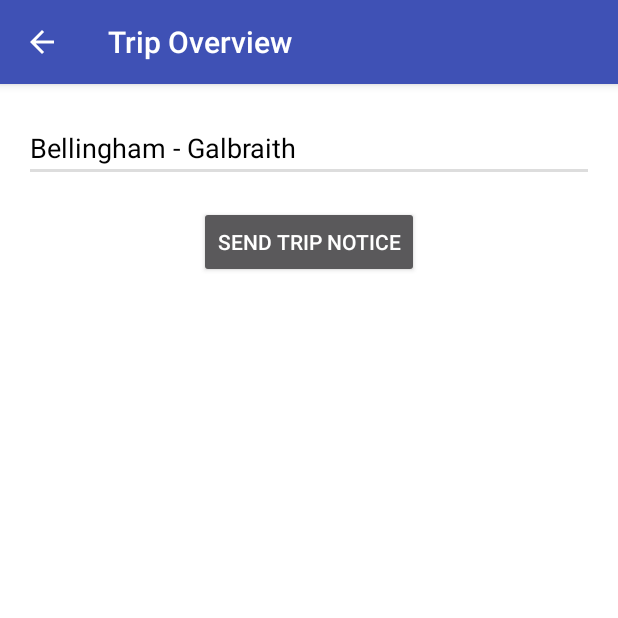
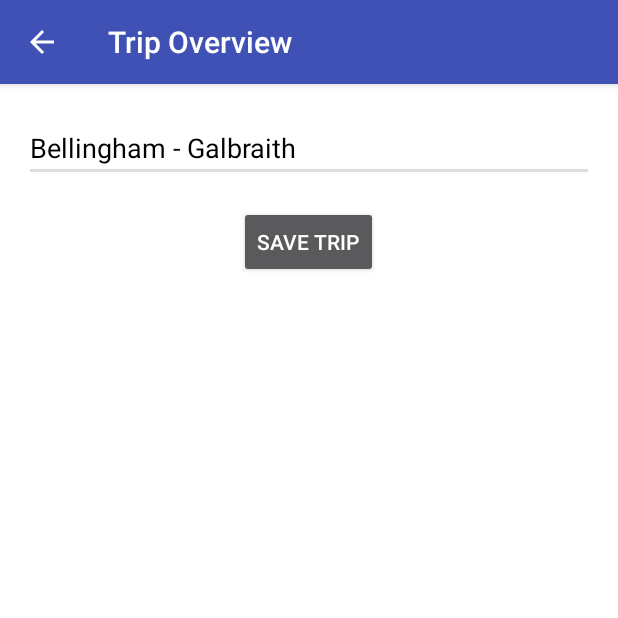
Before and after one commit to rottenb/SimpleCheck-In, an Android app: the screen it shows after launch (TripDetailActivity), after a tap on "Bellingham - Galbraith", on a phone screen of 412 x 824 dp, the top half of it. Run offline under Robolectric (Android 15) with nearby library versions, the phone set to English and light mode, and no system bars; 1 other tap on this screen came first.

Commit message:
truckin along

```diff
--- a/app/src/main/java/com/brianmk/simplecheck_in/MainActivity.java
+++ b/app/src/main/java/com/brianmk/simplecheck_in/MainActivity.java
@@ -17,20 +17,13 @@ import java.util.Arrays;
 import java.util.List;
 
 public class MainActivity extends AppCompatActivity {
-
-    private final String LOG_TAG = MainActivity.class.getSimpleName();
+    private final static String LOG_TAG = MainActivity.class.getSimpleName();
 
     private ArrayAdapter<String> mTripListAdapter;
 
+    private ListView tripListView;
 
-    @Override
-    protected void onCreate(Bundle savedInstanceState) {
-        super.onCreate(savedInstanceState);
-        setContentView(R.layout.activity_main);
-        Toolbar toolbar = (Toolbar) findViewById(R.id.toolbar);
-        setSupportActionBar(toolbar);
-
-        final String[] dummyTripListData = {
+    private String[] dummyTripListData = {
             "Bellingham - Chuckanut",
             "Bellingham - Galbraith",
             "Nelson - Giveout/Gold Creek",
@@ -47,8 +40,18 @@ public class MainActivity extends AppCompatActivity {
             "Fraser Valley - Ledge View",
             "Whistler - Bike Park",
             "Whistler - Cheakamus",
-                "Whistler - Lost Lake",
-        };
+            "Whistler - Lost Lake" };
+
+    private int nPosition = 0;
+
+
+    @Override
+    protected void onCreate(Bundle savedInstanceState) {
+        super.onCreate(savedInstanceState);
+        setContentView(R.layout.activity_main);
+        Toolbar toolbar = (Toolbar) findViewById(R.id.toolbar);
+        setSupportActionBar(toolbar);
+
 
         List<String> dummyTripList = new ArrayList<>(Arrays.asList(dummyTripListData));
 
@@ -56,20 +59,32 @@ public class MainActivity extends AppCompatActivity {
                                                         R.id.trip_list_item_textview,
                                                          dummyTripList );
 
-        ListView tripListView = (ListView) findViewById(R.id.trip_list);
+        tripListView = (ListView) findViewById(R.id.trip_list);
+
         tripListView.setAdapter(mTripListAdapter);
+
+        final Intent tripIntent = new Intent(this, TripDetailActivity.class);
 
         tripListView.setOnItemClickListener(new AdapterView.OnItemClickListener() {
             @Override
             public void onItemClick(AdapterView<?> parent, View view, int position, long id) {
-                Intent tripIntent = new Intent(getApplicationContext(), TripDetailActivity.class);
-                tripIntent.putExtra("TITLE", dummyTripListData[position]);
+                nPosition = position;
+                tripIntent.putExtra("TITLE", mTripListAdapter.getItem(position));
 
-                startActivityForResult(tripIntent, RESULT_OK);
-
-                dummyTripListData[position] = tripIntent.getStringExtra("TITLE");
+                startActivityForResult(tripIntent, 1);
             }
         });
+    }
+
+    @Override
+    protected void onActivityResult(int requestCode, int resultCode, Intent data) {
+        super.onActivityResult(requestCode, resultCode, data);
+
+        if (resultCode != 0) {
+            dummyTripListData[nPosition] = data.getStringExtra("TITLE");
+            mTripListAdapter.notifyDataSetChanged();
+            tripListView.setAdapter(mTripListAdapter);
+        }
     }
 
     @Override
--- a/app/src/main/java/com/brianmk/simplecheck_in/TripData.java
+++ b/app/src/main/java/com/brianmk/simplecheck_in/TripData.java
@@ -12,7 +12,6 @@ public class TripData {
     public TripData() {
 
     }
-
     public TripData(String t) {
         mTitle = t;
     }
@@ -22,6 +21,6 @@ public class TripData {
     }
 
     public void setTitle(String title) {
-
+        mTitle = title;
     }
 }
--- a/app/src/main/java/com/brianmk/simplecheck_in/TripDetailActivity.java
+++ b/app/src/main/java/com/brianmk/simplecheck_in/TripDetailActivity.java
@@ -1,5 +1,6 @@
 package com.brianmk.simplecheck_in;
 
+import android.content.Intent;
 import android.os.Bundle;
 import android.support.v7.app.AppCompatActivity;
 import android.view.View;
@@ -23,15 +24,21 @@ public class TripDetailActivity extends AppCompatActivity {
 
         setContentView(R.layout.trip_detail);
 
-        EditText tripView = (EditText) findViewById(R.id.trip_title);
+        final EditText tripView = (EditText) findViewById(R.id.trip_title);
         tripView.setText(getIntent().getStringExtra("TITLE"));
 
-        Button  sendNoticeButton = (Button) findViewById(R.id.send_notice_button);
+        Button  sendNoticeButton = (Button) findViewById(R.id.trip_save_button);
         sendNoticeButton.setOnClickListener(new View.OnClickListener() {
+            public void onClick(View v) {
+                Intent data = new Intent();
+                data.putExtra("TITLE", tripView.getText().toString());
+                setResult(1, data);
 
-            public void onClick(View v) {
-                Toast.makeText(getApplicationContext(), "Trip Data Sent!", Toast.LENGTH_SHORT).show();
+                Toast.makeText(getApplicationContext(), tripView.getText().toString(), Toast.LENGTH_SHORT).show();
+
+                finish();
             }
+
         });
     }
 }
--- a/app/src/main/res/layout/activity_main.xml
+++ b/app/src/main/res/layout/activity_main.xml
@@ -7,6 +7,10 @@
     android:fitsSystemWindows="true"
     tools:context="com.brianmk.simplecheck_in.MainActivity">
 
+    <LinearLayout
+        android:layout_width="match_parent"
+        android:layout_height="match_parent"
+        android:orientation="vertical">
         <android.support.design.widget.AppBarLayout
             android:layout_width="match_parent"
             android:layout_height="wrap_content"
@@ -22,4 +26,5 @@
         </android.support.design.widget.AppBarLayout>
 
         <include layout="@layout/content_main" />
+    </LinearLayout>
 </android.support.design.widget.CoordinatorLayout>
--- a/app/src/main/res/layout/content_main.xml
+++ b/app/src/main/res/layout/content_main.xml
@@ -14,6 +14,6 @@
     <ListView
         android:id="@+id/trip_list"
         android:layout_width="match_parent"
-        android:layout_height="wrap_content" />
+        android:layout_height="match_parent" />
 
 </LinearLayout>
--- a/app/src/main/res/layout/trip_detail.xml
+++ b/app/src/main/res/layout/trip_detail.xml
@@ -35,12 +35,12 @@
             android:inputType="textLongMessage"/>
 -->
     <Button
-        android:id="@+id/send_notice_button"
+        android:id="@+id/trip_save_button"
         android:layout_width="wrap_content"
         android:layout_height="wrap_content"
         android:layout_marginTop="@dimen/activity_vertical_margin"
         android:layout_gravity="center"
-        android:text="@string/trip_menu_send"/>
+        android:text="@string/trip_save"/>
 
 
 
--- a/app/src/main/res/values/strings.xml
+++ b/app/src/main/res/values/strings.xml
@@ -13,7 +13,7 @@
     <string name="main_menu_hold_item_delete">Delete Trip</string>
 
     <!-- Trip Menu -->
-    <string name="trip_menu_send">Send Trip Notice</string>
+    <string name="trip_save">Save Trip</string>
     <string name="trip_menu_edit">Edit Trip</string>
     <string name="trip_menu_delete">Delete Trip</string>
 
```
Lines whose indentation alone changed are shown as unchanged.
